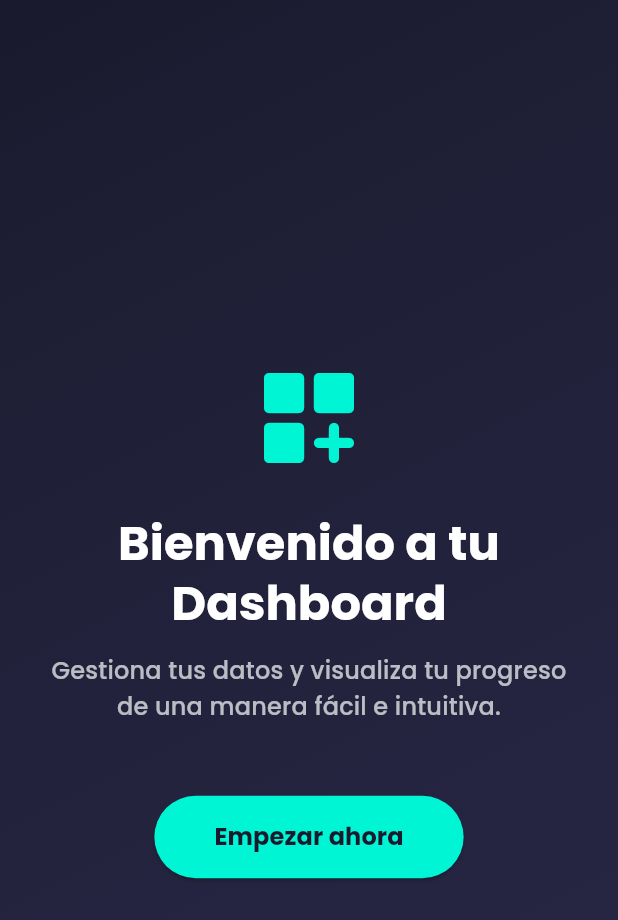
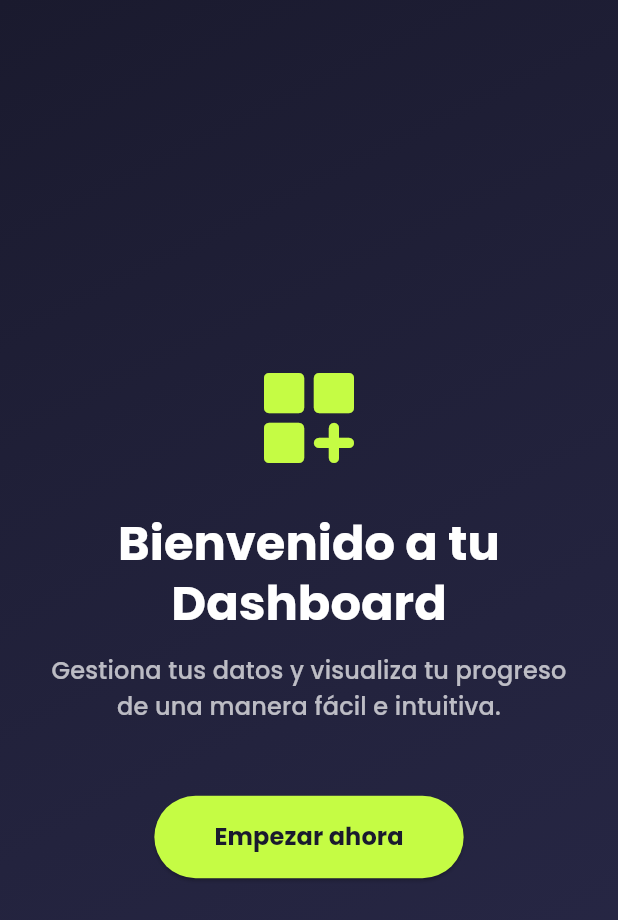
Before and after one commit to atorress91/flutter-app, a Flutter app: the screen it shows after launch, on a phone screen of 412 x 824 dp. Shown: the top 920 px of the screen. Run offline on Flutter 3.47's test engine with Material 3 defaults, Android fonts, the phone set to English and light mode, and no system bars; our stand-ins replace connectivity_plus, device_info_plus, equatable, firebase_core, fl_chart, flutter_riverpod and 6 more; missing offline and left inert: network_info_plus; accounts and stored records are empty.

Commit message:
Enhance theming with dynamic logos and refined accent colors
- Add `getLogoPath` method to dynamically determine the logo based on the active theme.
- Introduce `accentGreenColor` and `accentYellowColor` for improved theme differentiation.
- Replace `accentColor` with newly introduced accent colors in light and dark themes.
- Add separate logo paths for dark and light themes (`darkThemeLogo`, `lightThemeLogo`).

```diff
--- a/lib/core/theme/app_theme.dart
+++ b/lib/core/theme/app_theme.dart
@@ -3,13 +3,24 @@ import 'package:google_fonts/google_fonts.dart';
 
 class AppTheme {
   static const Color primaryColor = Color(0xFF1A1A2E);
-  static const Color accentColor = Color(0xFF00F5D4);
   static const Color darkCardColor = Color(0xFF2C2C4E);
+  static const Color accentGreenColor = Color(0xFF00BD86);
+  static const Color accentYellowColor = Color(0xFFC5FC44);
+
+  // Logo paths for different themes
+  static const String darkThemeLogo = 'assets/images/yellow-logo.png';
+  static const String lightThemeLogo = 'assets/images/green-logo.png';
 
   // Global controller for theme mode
   static final ValueNotifier<ThemeMode> themeMode = ValueNotifier<ThemeMode>(
     ThemeMode.dark,
   );
+
+  // Method to get the appropriate logo based on current theme
+  static String getLogoPath(BuildContext context) {
+    final brightness = Theme.of(context).brightness;
+    return brightness == Brightness.dark ? darkThemeLogo : lightThemeLogo;
+  }
 
   static final ThemeData darkTheme = ThemeData(
     useMaterial3: true,
@@ -19,7 +30,7 @@ class AppTheme {
     colorScheme: ColorScheme.fromSeed(
       seedColor: primaryColor,
       brightness: Brightness.dark,
-      primary: accentColor,
+      primary: accentYellowColor,
       surface: primaryColor,
       outline: Colors.white.withAlpha(30),
 
@@ -44,7 +55,7 @@ class AppTheme {
     colorScheme: ColorScheme.fromSeed(
       seedColor: primaryColor,
       brightness: Brightness.light,
-      primary: accentColor,
+      primary: accentGreenColor,
       onPrimary: primaryColor,
       surface: Colors.white,
       outline: Colors.black.withAlpha(30),
```
